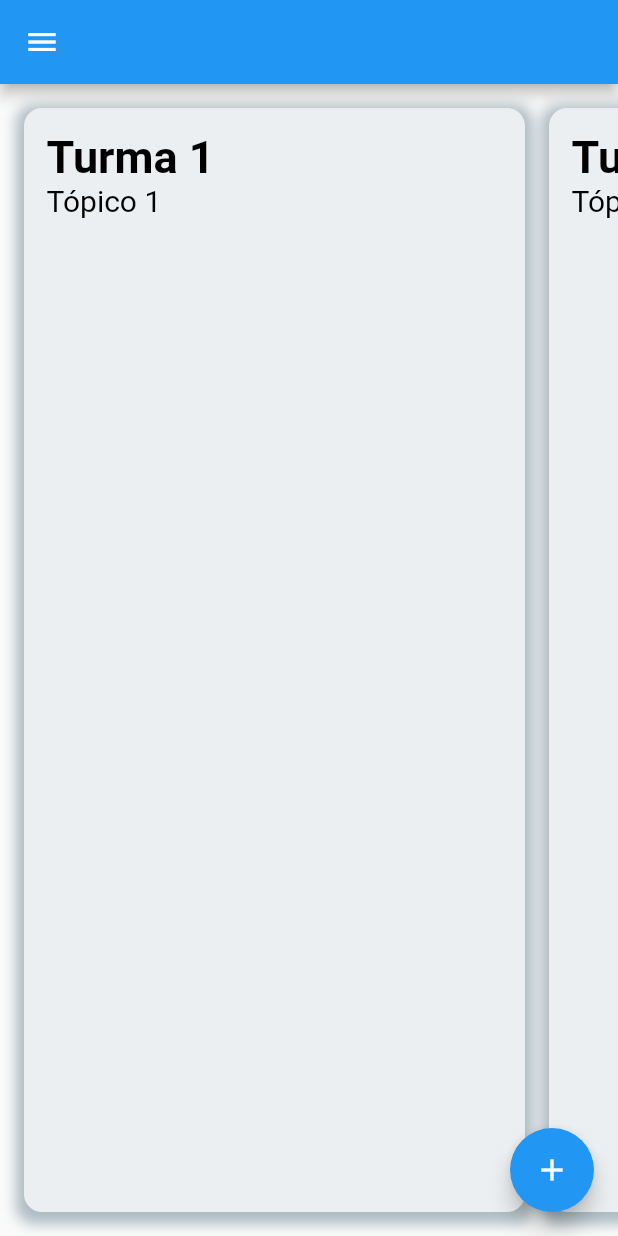
After one commit to D-E-F-E-A-T/test_flutter, a Flutter app: the ClassPage screen opened by its route, on a phone screen of 412 x 824 dp. The commit adds this screen. Run offline on Flutter 3.47's test engine with Material 2 defaults, Android fonts, the phone set to English and light mode, and no system bars; our stand-ins replace get, rxdart; network calls fail.

Commit message:
finished layout to create account and list classes

```diff
--- a/lib/app/routes/routing_constants.dart
+++ b/lib/app/routes/routing_constants.dart
@@ -1,3 +1,3 @@
-const String TeamPageRoute = '/team';
+const String ClassPageRoute = '/class';
 const String LoginPageRoute = '/login';
 const String CreateAccountPageRoute = '/create-account';
--- /dev/null
+++ b/lib/app/ui/pages/class/class_page_page.dart
@@ -0,0 +1,45 @@
+import 'package:base/app/ui/pages/class/widgets/item_list.dart';
+import 'package:base/app/ui/pages/create_class/create_class.dart';
+import 'package:flutter/material.dart';
+import 'package:get/get.dart';
+
+class Class {
+  String title;
+  String topic;
+
+  Class({this.title, this.topic});
+}
+
+class ClassPage extends StatelessWidget {
+  final List<Class> _list = [
+    Class(title: "Turma 1", topic: "Tópico 1"),
+    Class(title: "Turma 2", topic: "Tópico 2"),
+    Class(title: "Turma 3", topic: "Tópico 3"),
+  ];
+
+  @override
+  Widget build(BuildContext context) {
+    return Scaffold(
+      appBar: AppBar(),
+      drawer: Drawer(),
+      floatingActionButton: FloatingActionButton(
+        onPressed: () {
+          Get.to(CreateClassPage());
+        },
+        child: Icon(Icons.add),
+        backgroundColor: Colors.blue,
+      ),
+      body: ListView.builder(
+        scrollDirection: Axis.horizontal,
+        itemCount: _list.length,
+        itemBuilder: (context, index) {
+          Class item = _list[index];
+          return ItemList(
+            title: item.title,
+            topic: item.topic,
+          );
+        },
+      ),
+    );
+  }
+}
--- /dev/null
+++ b/lib/app/ui/pages/class/widgets/item_list.dart
@@ -0,0 +1,58 @@
+import 'package:flutter/material.dart';
+
+class ItemList extends StatelessWidget {
+  final String title;
+  final String topic;
+
+  ItemList({@required this.title, @required this.topic});
+
+  @override
+  Widget build(BuildContext context) {
+    return GestureDetector(
+      onTap: () {
+        print("Pressionou " + title);
+      },
+      child: Container(
+        padding: const EdgeInsets.only(left: 16, top: 16, bottom: 16),
+        width: 350,
+        child: Container(
+          decoration: BoxDecoration(
+            color: Colors.blueGrey[50],
+            borderRadius: BorderRadius.circular(12),
+            boxShadow: [
+              BoxShadow(
+                color: Colors.blueGrey.withOpacity(0.5),
+                spreadRadius: 5,
+                blurRadius: 7,
+                offset: Offset(0, 3), // changes position of shadow
+              ),
+            ],
+          ),
+          child: Padding(
+            padding: EdgeInsets.all(15),
+            child: Column(
+              crossAxisAlignment: CrossAxisAlignment.start,
+              children: <Widget>[
+                Text(
+                  title,
+                  style: TextStyle(
+                    color: Colors.black,
+                    fontWeight: FontWeight.w700,
+                    fontSize: 30,
+                  ),
+                ),
+                Text(
+                  topic,
+                  style: TextStyle(
+                    color: Colors.black,
+                    fontSize: 20,
+                  ),
+                ),
+              ],
+            ),
+          ),
+        ),
+      ),
+    );
+  }
+}
```
Also changed, not shown: lib/app/routes/router.dart (+17 -17 lines), lib/app/ui/pages/create_account/create_account_page.dart (+7 -3 lines), lib/app/ui/pages/create_class/create_class.dart (added, +24 -0 lines), lib/app/ui/pages/login/login_page.dart (+7 -3 lines), lib/app/ui/pages/team/team_page.dart (deleted, +0 -66 lines), lib/main.dart (+4 -4 lines).
